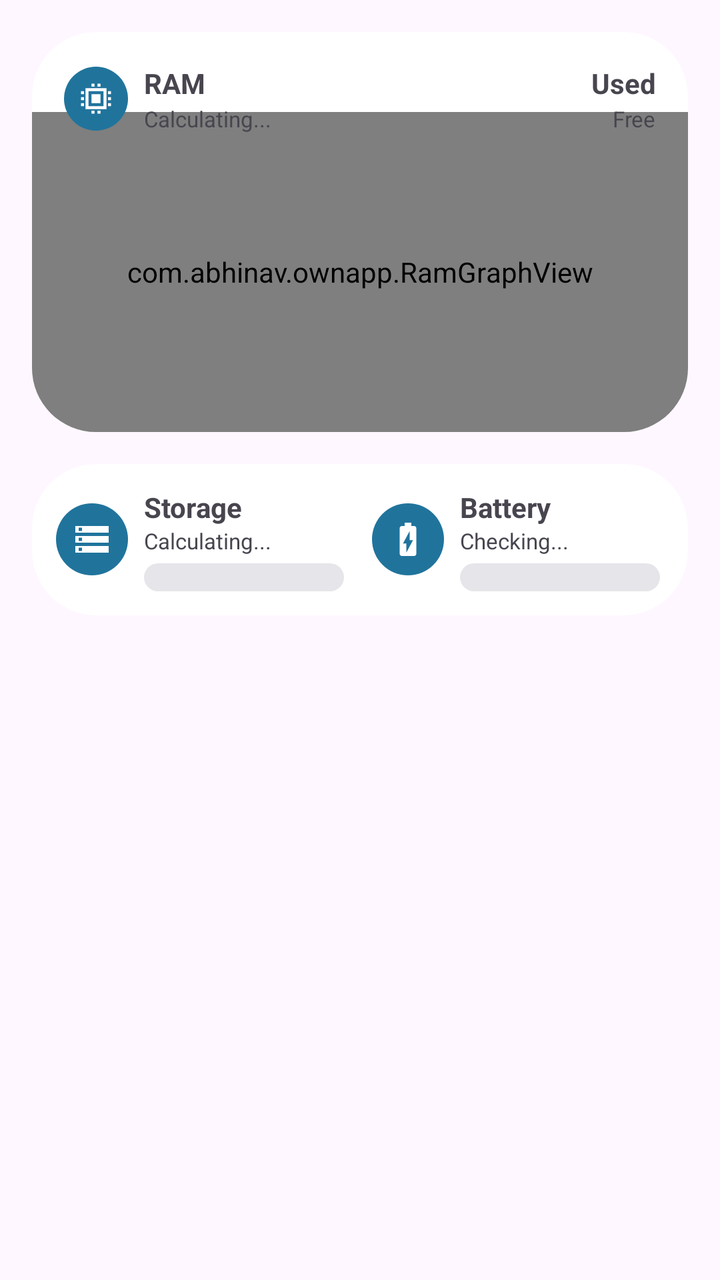
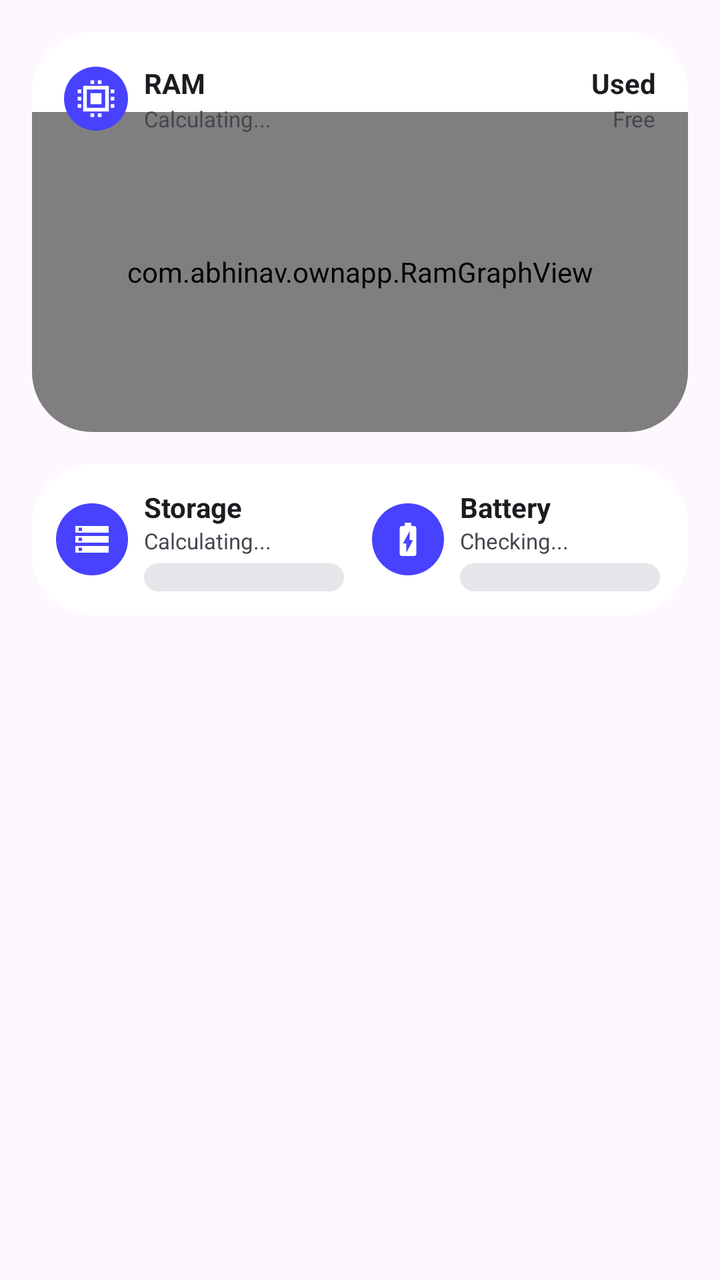

Two renders of the same Android screen: before a commit and after it. Below are the layout's source before the change and the commit's diff.
<!-- AndroidManifest.xml: application theme Theme.OwnPhotoONWall -->
<!-- res/layout/layout_device_dashboard.xml -->
<?xml version="1.0" encoding="utf-8"?>
<LinearLayout xmlns:android="http://schemas.android.com/apk/res/android"
    xmlns:tools="http://schemas.android.com/tools"
    android:layout_width="match_parent"
    android:layout_height="wrap_content"
    android:orientation="vertical"
    android:padding="16dp"
    tools:ignore="HardcodedText,ContentDescription">

    
    <RelativeLayout
        android:id="@+id/ramCardBg"
        android:layout_width="match_parent"
        android:layout_height="200dp"
        android:layout_marginBottom="16dp"
        android:background="@drawable/bg_ram_card"
        android:clipToOutline="true">

        <com.abhinav.ownapp.RamGraphView
            android:id="@+id/ramGraphView"
            android:layout_width="match_parent"
            android:layout_height="match_parent"
            android:layout_marginTop="40dp" />

        
        <LinearLayout
            android:id="@+id/ramHeaderLeft"
            android:layout_width="wrap_content"
            android:layout_height="wrap_content"
            android:layout_alignParentStart="true"
            android:layout_alignParentTop="true"
            android:layout_marginStart="16dp"
            android:layout_marginTop="16dp"
            android:orientation="horizontal"
            android:gravity="center_vertical">

            <ImageView
                android:layout_width="32dp"
                android:layout_height="32dp"
                android:background="@drawable/bg_circle_blue"
                android:src="@drawable/ic_ram"
                android:padding="7dp"
                android:layout_marginEnd="8dp" />

            <LinearLayout
                android:layout_width="wrap_content"
                android:layout_height="wrap_content"
                android:orientation="vertical"
                android:gravity="center_vertical">

                <TextView
                    android:layout_width="wrap_content"
                    android:layout_height="wrap_content"
                    android:text="RAM"
                    android:textSize="14sp"
                    android:textStyle="bold" />

                <TextView
                    android:id="@+id/tvRamTotal"
                    android:layout_width="wrap_content"
                    android:layout_height="wrap_content"
                    android:text="Calculating..."
                    android:textSize="11sp"
                    android:layout_marginTop="1dp"
                    android:singleLine="true" />
            </LinearLayout>
        </LinearLayout>

        
        
        <LinearLayout
            android:layout_width="wrap_content"
            android:layout_height="wrap_content"
            android:layout_alignParentEnd="true"
            android:layout_alignTop="@id/ramHeaderLeft"
            android:layout_alignBottom="@id/ramHeaderLeft"
            android:layout_marginEnd="16dp"
            android:orientation="vertical"
            android:gravity="center_vertical|end">

            <TextView
                android:id="@+id/tvRamUsed"
                android:layout_width="wrap_content"
                android:layout_height="wrap_content"
                android:text="Used"
                android:textSize="14sp"
                android:textStyle="bold" />

            <TextView
                android:id="@+id/tvRamFree"
                android:layout_width="wrap_content"
                android:layout_height="wrap_content"
                android:text="Free"
                android:textSize="11sp"
                android:layout_marginTop="1dp"
                android:singleLine="true" />
        </LinearLayout>
    </RelativeLayout>

    
    <LinearLayout
        android:id="@+id/storageBatteryCardBg"
        android:layout_width="match_parent"
        android:layout_height="wrap_content"
        android:orientation="horizontal"
        android:baselineAligned="false"
        android:padding="12dp"
        android:background="@drawable/bg_storage_card"
        android:clipToOutline="true"
        android:weightSum="2">

        
        <LinearLayout
            android:layout_width="0dp"
            android:layout_height="wrap_content"
            android:layout_weight="1"
            android:orientation="horizontal"
            android:gravity="center_vertical"
            android:layout_marginEnd="6dp">

            <ImageView
                android:layout_width="36dp"
                android:layout_height="36dp"
                android:background="@drawable/bg_circle_blue"
                android:src="@drawable/ic_storage"
                android:padding="8dp"
                android:layout_marginEnd="8dp" />

            <LinearLayout
                android:layout_width="match_parent"
                android:layout_height="wrap_content"
                android:orientation="vertical">

                <TextView android:id="@+id/tvStorageTitle" android:layout_width="wrap_content" android:layout_height="wrap_content"
                    android:text="Storage" android:textStyle="bold" android:textSize="14sp"
                    android:maxLines="1" android:ellipsize="end" />
                <TextView android:id="@+id/tvStorageValue" android:layout_width="wrap_content" android:layout_height="wrap_content"
                    android:text="Calculating..." android:textSize="11sp"
                    android:maxLines="1" android:ellipsize="end" />

                
                <ProgressBar android:id="@+id/pbStorage" style="?android:attr/progressBarStyleHorizontal"
                    android:layout_width="100dp" android:layout_height="14dp" android:layout_marginTop="4dp"
                    android:progressDrawable="@drawable/bg_rounded_progress" />
            </LinearLayout>
        </LinearLayout>

        
        <LinearLayout
            android:layout_width="0dp"
            android:layout_height="wrap_content"
            android:layout_weight="1"
            android:orientation="horizontal"
            android:gravity="center_vertical"
            android:layout_marginStart="6dp">

            <ImageView
                android:layout_width="36dp"
                android:layout_height="36dp"
                android:background="@drawable/bg_circle_blue"
                android:src="@drawable/ic_battery"
                android:padding="8dp"
                android:layout_marginEnd="8dp" />

            <LinearLayout
                android:layout_width="match_parent"
                android:layout_height="wrap_content"
                android:orientation="vertical">

                <TextView android:id="@+id/tvBatteryTitle" android:layout_width="wrap_content" android:layout_height="wrap_content"
                    android:text="Battery" android:textStyle="bold" android:textSize="14sp"
                    android:maxLines="1" android:ellipsize="end" />
                <TextView android:id="@+id/tvBatteryValue" android:layout_width="wrap_content" android:layout_height="wrap_content"
                    android:text="Checking..." android:textSize="11sp"
                    android:maxLines="1" android:ellipsize="end" />

                
                <ProgressBar android:id="@+id/pbBattery" style="?android:attr/progressBarStyleHorizontal"
                    android:layout_width="100dp" android:layout_height="14dp" android:layout_marginTop="4dp"
                    android:progressDrawable="@drawable/bg_rounded_progress" android:max="100"/>
            </LinearLayout>
        </LinearLayout>

    </LinearLayout>
</LinearLayout>
<!-- resources referenced by this layout -->
<resources>
  <!-- drawable bg_circle_blue (drawable) -->
  <?xml version="1.0" encoding="utf-8"?>
  <shape xmlns:android="http://schemas.android.com/apk/res/android" android:shape="oval">
      <solid android:color="#20749C" /> 
  </shape>
  <!-- drawable bg_ram_card (drawable) -->
  <?xml version="1.0" encoding="utf-8"?>
  <shape xmlns:android="http://schemas.android.com/apk/res/android">
      <corners android:radius="32dp" />
      <solid android:color="#FFFFFF" /> 
  </shape>
  <!-- drawable bg_rounded_progress (drawable) -->
  <?xml version="1.0" encoding="utf-8"?>
  <layer-list xmlns:android="http://schemas.android.com/apk/res/android">
  
      
      <item android:id="@android:id/background">
          <shape android:shape="rectangle">
              <corners android:radius="10dp" />
              <solid android:color="#E5E5EA" />
          </shape>
      </item>
  
      
      <item android:id="@android:id/progress">
          <inset android:inset="2dp">
              <clip>
                  <shape android:shape="rectangle">
                      <corners android:radius="10dp" />
                      <solid android:color="#4A90E2" />
                  </shape>
              </clip>
          </inset>
      </item>
  
  </layer-list>
  <!-- drawable bg_storage_card (drawable) -->
  <?xml version="1.0" encoding="utf-8"?>
  <shape xmlns:android="http://schemas.android.com/apk/res/android">
      <corners android:radius="32dp" />
      <solid android:color="#FFFFFF" />
  </shape>
  <!-- drawable ic_battery (drawable) -->
  <vector xmlns:android="http://schemas.android.com/apk/res/android"
      android:width="24dp" android:height="24dp"
      android:viewportWidth="24" android:viewportHeight="24"
      android:tint="#FFFFFF">
      <path android:fillColor="@android:color/white"
          android:pathData="M15.67,4H14V2h-4v2H8.33C7.6,4 7,4.6 7,5.33v15.33C7,21.4 7.6,22 8.33,22h7.33c0.74,0 1.34,-0.6 1.34,-1.33V5.33C17,4.6 16.4,4 15.67,4zM13,12.5h2L11,20v-5.5H9L13,7V12.5z"/>
  </vector>
  <!-- drawable ic_ram (drawable) -->
  <?xml version="1.0" encoding="utf-8"?>
  <vector xmlns:android="http://schemas.android.com/apk/res/android"
      android:width="24dp"
      android:height="24dp"
      android:viewportWidth="24"
      android:viewportHeight="24"
      android:tint="#FFFFFF">
      <path
          android:fillColor="@android:color/white"
          android:pathData="M9,9h6v6h-6z M5,5h14v14h-14z M7,7v10h10v-10z M2,7h2v2h-2z M2,11h2v2h-2z M2,15h2v2h-2z M20,7h2v2h-2z M20,11h2v2h-2z M20,15h2v2h-2z M9,2h2v2h-2z M13,2h2v2h-2z M9,20h2v2h-2z M13,20h2v2h-2z" />
  </vector>
  <!-- drawable ic_storage (drawable) -->
  <vector xmlns:android="http://schemas.android.com/apk/res/android"
      android:width="24dp" android:height="24dp"
      android:viewportWidth="24" android:viewportHeight="24"
      android:tint="#FFFFFF">
      <path android:fillColor="@android:color/white"
          android:pathData="M2,20h20v-4H2V20zM4,17h2v2H4V17zM2,4v4h20V4H2zM6,7H4V5h2V7zM2,14h20v-4H2V14zM4,11h2v2H4V11z"/>
  </vector>
  <style name="Theme.OwnPhotoONWall" parent="Base.Theme.OwnPhotoONWall" />
  <style name="Base.Theme.OwnPhotoONWall" parent="Theme.Material3.DayNight.NoActionBar">
          
          
  
          
          
      </style>
</resources>

<!-- the commit's change to res/layout/layout_device_dashboard.xml (unified diff, before → after) -->
@@ -38,8 +38,9 @@
                 android:layout_width="32dp"
                 android:layout_height="32dp"
                 android:background="@drawable/bg_circle_blue"
+                android:backgroundTint="#4842FF"
                 android:src="@drawable/ic_ram"
-                android:padding="7dp"
+                android:padding="5dp"
                 android:layout_marginEnd="8dp" />
 
             <LinearLayout
@@ -53,7 +54,8 @@
                     android:layout_height="wrap_content"
                     android:text="RAM"
                     android:textSize="14sp"
-                    android:textStyle="bold" />
+                    android:textStyle="bold"
+                    android:textColor="?android:attr/textColorPrimary" />
 
                 <TextView
                     android:id="@+id/tvRamTotal"
@@ -62,11 +64,11 @@
                     android:text="Calculating..."
                     android:textSize="11sp"
                     android:layout_marginTop="1dp"
-                    android:singleLine="true" />
+                    android:singleLine="true"
+                    android:textColor="?android:attr/textColorSecondary" />
             </LinearLayout>
         </LinearLayout>
 
-        
         
         <LinearLayout
             android:layout_width="wrap_content"
@@ -84,7 +86,8 @@
                 android:layout_height="wrap_content"
                 android:text="Used"
                 android:textSize="14sp"
-                android:textStyle="bold" />
+                android:textStyle="bold"
+                android:textColor="?android:attr/textColorPrimary" />
 
             <TextView
                 android:id="@+id/tvRamFree"
@@ -93,7 +96,8 @@
                 android:text="Free"
                 android:textSize="11sp"
                 android:layout_marginTop="1dp"
-                android:singleLine="true" />
+                android:singleLine="true"
+                android:textColor="?android:attr/textColorSecondary" />
         </LinearLayout>
     </RelativeLayout>
 
@@ -122,6 +126,7 @@
                 android:layout_width="36dp"
                 android:layout_height="36dp"
                 android:background="@drawable/bg_circle_blue"
+                android:backgroundTint="#4842FF"
                 android:src="@drawable/ic_storage"
                 android:padding="8dp"
                 android:layout_marginEnd="8dp" />
@@ -131,14 +136,27 @@
                 android:layout_height="wrap_content"
                 android:orientation="vertical">
 
-                <TextView android:id="@+id/tvStorageTitle" android:layout_width="wrap_content" android:layout_height="wrap_content"
-                    android:text="Storage" android:textStyle="bold" android:textSize="14sp"
-                    android:maxLines="1" android:ellipsize="end" />
-                <TextView android:id="@+id/tvStorageValue" android:layout_width="wrap_content" android:layout_height="wrap_content"
-                    android:text="Calculating..." android:textSize="11sp"
-                    android:maxLines="1" android:ellipsize="end" />
-
-                
+                <TextView
+                    android:id="@+id/tvStorageTitle"
+                    android:layout_width="wrap_content"
+                    android:layout_height="wrap_content"
+                    android:text="Storage"
+                    android:textStyle="bold"
+                    android:textSize="14sp"
+                    android:maxLines="1"
+                    android:ellipsize="end"
+                    android:textColor="?android:attr/textColorPrimary" />
+
+                <TextView
+                    android:id="@+id/tvStorageValue"
+                    android:layout_width="wrap_content"
+                    android:layout_height="wrap_content"
+                    android:text="Calculating..."
+                    android:textSize="11sp"
+                    android:maxLines="1"
+                    android:ellipsize="end"
+                    android:textColor="?android:attr/textColorSecondary" />
+
                 <ProgressBar android:id="@+id/pbStorage" style="?android:attr/progressBarStyleHorizontal"
                     android:layout_width="100dp" android:layout_height="14dp" android:layout_marginTop="4dp"
                     android:progressDrawable="@drawable/bg_rounded_progress" />
@@ -158,6 +176,7 @@
                 android:layout_width="36dp"
                 android:layout_height="36dp"
                 android:background="@drawable/bg_circle_blue"
+                android:backgroundTint="#4842FF"
                 android:src="@drawable/ic_battery"
                 android:padding="8dp"
                 android:layout_marginEnd="8dp" />
@@ -167,14 +186,27 @@
                 android:layout_height="wrap_content"
                 android:orientation="vertical">
 
-                <TextView android:id="@+id/tvBatteryTitle" android:layout_width="wrap_content" android:layout_height="wrap_content"
-                    android:text="Battery" android:textStyle="bold" android:textSize="14sp"
-                    android:maxLines="1" android:ellipsize="end" />
-                <TextView android:id="@+id/tvBatteryValue" android:layout_width="wrap_content" android:layout_height="wrap_content"
-                    android:text="Checking..." android:textSize="11sp"
-                    android:maxLines="1" android:ellipsize="end" />
-
-                
+                <TextView
+                    android:id="@+id/tvBatteryTitle"
+                    android:layout_width="wrap_content"
+                    android:layout_height="wrap_content"
+                    android:text="Battery"
+                    android:textStyle="bold"
+                    android:textSize="14sp"
+                    android:maxLines="1"
+                    android:ellipsize="end"
+                    android:textColor="?android:attr/textColorPrimary" />
+
+                <TextView
+                    android:id="@+id/tvBatteryValue"
+                    android:layout_width="wrap_content"
+                    android:layout_height="wrap_content"
+                    android:text="Checking..."
+                    android:textSize="11sp"
+                    android:maxLines="1"
+                    android:ellipsize="end"
+                    android:textColor="?android:attr/textColorSecondary" />
+
                 <ProgressBar android:id="@+id/pbBattery" style="?android:attr/progressBarStyleHorizontal"
                     android:layout_width="100dp" android:layout_height="14dp" android:layout_marginTop="4dp"
                     android:progressDrawable="@drawable/bg_rounded_progress" android:max="100"/>
<!-- resource entries referenced after the edit -->
@@ -8,7 +8,7 @@
   <!-- drawable bg_ram_card (drawable) -->
   <?xml version="1.0" encoding="utf-8"?>
   <shape xmlns:android="http://schemas.android.com/apk/res/android">
-      <corners android:radius="32dp" />
+      <corners android:radius="30dp" />
       <solid android:color="#FFFFFF" /> 
   </shape>
   <!-- drawable bg_rounded_progress (drawable) -->
@@ -39,7 +39,7 @@
   <!-- drawable bg_storage_card (drawable) -->
   <?xml version="1.0" encoding="utf-8"?>
   <shape xmlns:android="http://schemas.android.com/apk/res/android">
-      <corners android:radius="32dp" />
+      <corners android:radius="30dp" />
       <solid android:color="#FFFFFF" />
   </shape>
   <!-- drawable ic_battery (drawable) -->
